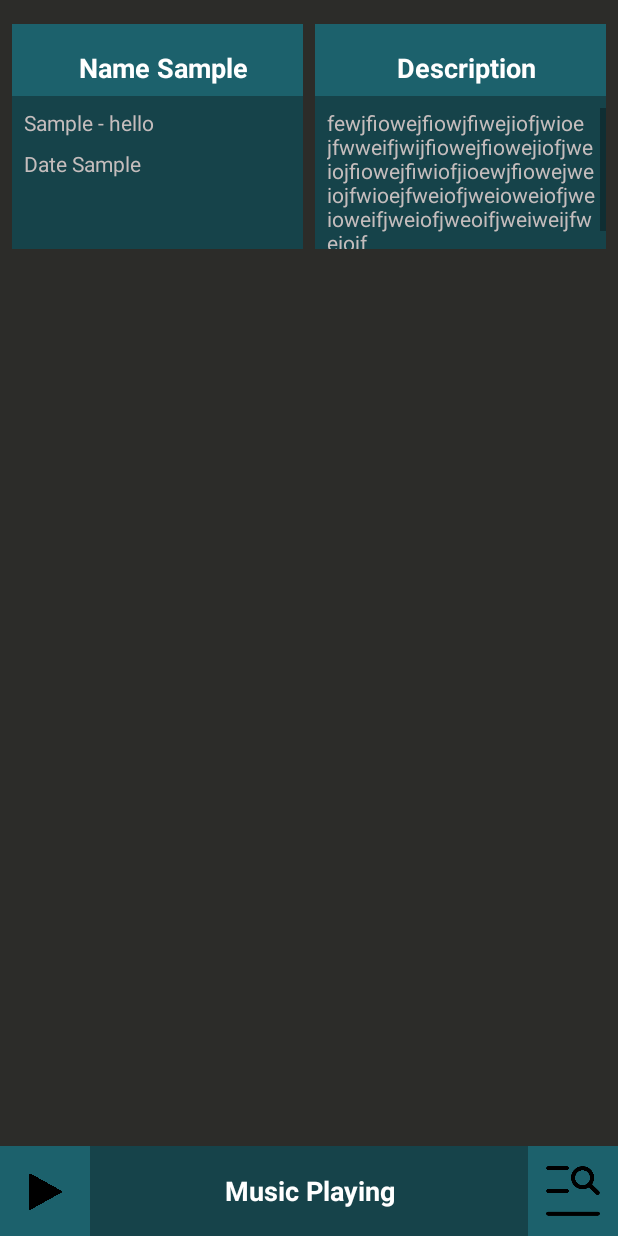
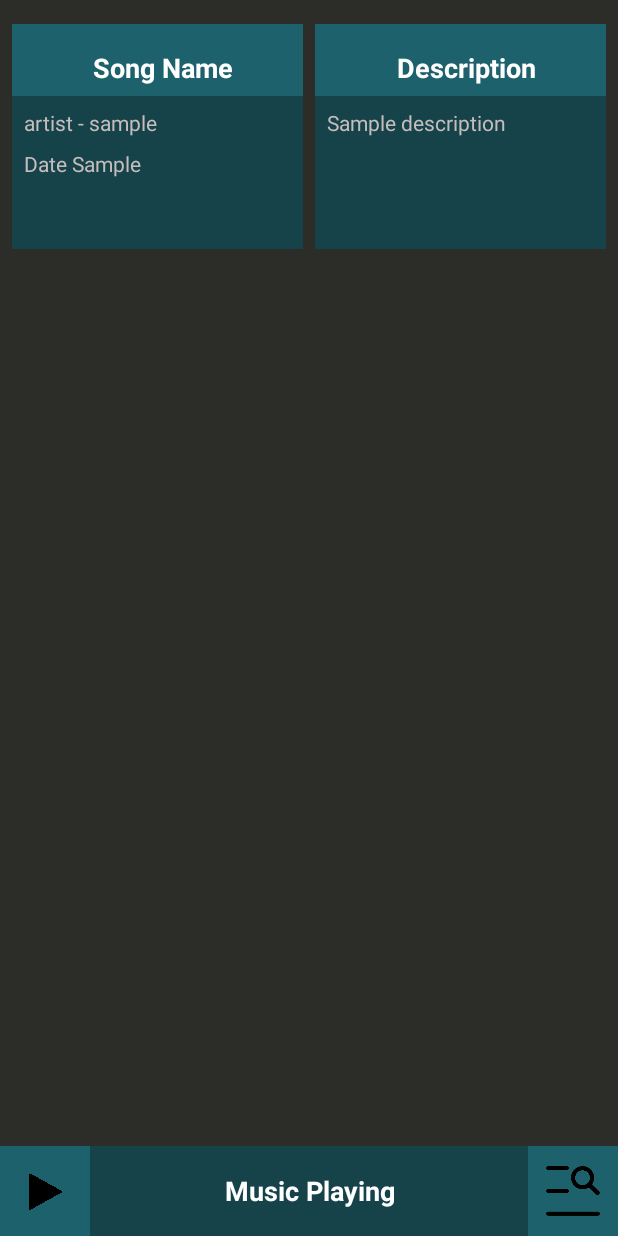
Before and after one commit to ErickSorto/MusicApp, an Android app: the layout activity_about.xml on its own in the app's theme, with its tools: preview values and no code run, on a phone screen of 412 x 824 dp. Run offline under Robolectric (Android 15) with nearby library versions, the phone set to English and light mode, and no system bars.

Commit message:
Simple Music App

```diff
--- a/app/src/main/res/layout/activity_about.xml
+++ b/app/src/main/res/layout/activity_about.xml
@@ -23,14 +23,14 @@
                 android:layout_weight="1"
                 android:orientation="vertical"
                 android:background="@color/category_darker"
-                android:layout_marginRight="4dp"
-                android:layout_marginLeft="8dp">
+                android:layout_marginEnd="4dp"
+                android:layout_marginStart="8dp">
 
                 <TextView
                     android:id="@+id/song_name_info_text_view"
                     android:layout_width="match_parent"
                     android:layout_height="48dp"
-                    android:text="Name Sample"
+                    android:text="@string/song_name_title"
                     android:gravity="center"
                     android:paddingBottom="6dp"
                     android:layout_marginBottom="8dp"
@@ -40,14 +40,14 @@
                     android:id="@+id/song_artist_info_text_view"
                     android:layout_width="match_parent"
                     android:layout_height="wrap_content"
-                    android:text="Sample - hello"
+                    android:text="@string/artist_sample"
                     style="@style/SongArtistStyle"/>
                 <TextView
                     android:id="@+id/song_date_info_text_view"
                     android:layout_width="match_parent"
                     android:layout_height="wrap_content"
                     style="@style/SongArtistStyle"
-                    android:text="Date Sample"/>
+                    android:text="@string/date_sample"/>
 
             </LinearLayout>
             <LinearLayout
@@ -55,8 +55,8 @@
                 android:layout_height="150dp"
                 android:layout_weight="1"
                 android:orientation="vertical"
-                android:layout_marginLeft="4dp"
-                android:layout_marginRight="8dp"
+                android:layout_marginStart="4dp"
+                android:layout_marginEnd="8dp"
                 android:background="@color/category_darker">
 
                 <TextView
@@ -64,7 +64,7 @@
                     android:layout_height="48dp"
                     android:paddingBottom="6dp"
                     android:gravity="center"
-                    android:text="Description"
+                    android:text="@string/description_title"
                     android:layout_marginBottom="8dp"
                     android:background="@color/category_lighter"
                     style="@style/SongNameStyle"/>
@@ -77,13 +77,12 @@
 
                     <TextView
                         android:layout_width="match_parent"
-                        android:layout_height="match_parent"
-                        android:text="fewjfiowejfiowjfiwejiofjwioejfwweifjwijfiowejfiowejiofjweiojfiowejfiwiofjioewjfiowejweiojfwioejfweiofjweioweiofjweioweifjweiofjweoifjweiweijfweiojf"
+                        android:layout_height="wrap_content"
+                        android:text="@string/sample_description"
                         android:id="@+id/description_tv"
                         android:scrollbars="vertical"
-                        android:paddingRight="6dp"
-                        style="@style/SongArtistStyle"
-                        android:layout_weight="1"/>
+                        android:paddingEnd="6dp"
+                        style="@style/SongArtistStyle" />
                 </ScrollView>
 
 
@@ -96,7 +95,7 @@
             android:layout_width="match_parent"
             android:layout_height="match_parent"
             android:orientation="horizontal"
-            android:layout_above="@+id/music_about_layout">
+            >
 
             <ListView
                 android:layout_weight="1"
@@ -104,7 +103,6 @@
                 android:background="@color/dark_background"
                 android:orientation="vertical"
                 android:id="@+id/list"
-                android:layout_above="@id/music_about_layout"
                 android:layout_width="1dp">
 
             </ListView>
@@ -115,7 +113,6 @@
                 android:background="@color/dark_background"
                 android:orientation="vertical"
                 android:id="@+id/list2"
-                android:layout_above="@id/music_about_layout"
                 >
 
             </ListView>
@@ -142,7 +139,7 @@
             android:id="@+id/song_name_playing_tv"
             style="@style/SongPlayingStyle"
             android:background="@color/category_darker"
-            android:text="Music Playing"
+            android:text="@string/music_playing"
             android:textAlignment="center"
             android:textSize="18sp"
             android:layout_height="match_parent"
--- a/app/src/main/res/layout/list_view.xml
+++ b/app/src/main/res/layout/list_view.xml
@@ -11,7 +11,7 @@
         android:layout_marginRight="4dp"
         style="@style/SongNameStyle"
         android:id="@+id/song_name_tv_1"
-        android:text="hello"
+        android:text="@string/song_name"
         android:background="@color/category_darker"
         />
 
@@ -22,5 +22,5 @@
         style="@style/SongArtistStyle"
         android:id="@+id/song_artist_tv_1"
         android:background="@color/category_darker"
-        android:text="chicken"/>
+        android:text="@string/artist"/>
 </LinearLayout>
--- a/app/src/main/res/layout/list_view2.xml
+++ b/app/src/main/res/layout/list_view2.xml
@@ -10,7 +10,7 @@
         android:layout_marginRight="8dp"
         style="@style/SongNameStyle"
         android:id="@+id/song_name_tv_2"
-        android:text="hello"
+        android:text="@string/song_name"
         android:background="@color/category_lighter"
         />
 
@@ -21,5 +21,5 @@
         style="@style/SongArtistStyle"
         android:id="@+id/song_artist_tv_2"
         android:background="@color/category_lighter"
-        android:text="chicken"/>
+        android:text="@string/artist"/>
 </LinearLayout>
--- a/app/src/main/res/values/strings.xml
+++ b/app/src/main/res/values/strings.xml
@@ -1,3 +1,14 @@
 <resources>
     <string name="app_name">MusicApp</string>
+    <string name="search_music">Search Music</string>
+    <string name="welcome">Welcome</string>
+    <string name="choose_music">Choose Music</string>
+    <string name="artist">artist</string>
+    <string name="song_name">song name</string>
+    <string name="music_playing">Music Playing</string>
+    <string name="sample_description">Sample description</string>
+    <string name="description_title">Description</string>
+    <string name="date_sample">Date Sample</string>
+    <string name="artist_sample">artist - sample</string>
+    <string name="song_name_title">Song Name</string>
 </resources>
```
Also changed, not shown: app/src/main/res/layout/activity_main.xml (+5 -12 lines).
